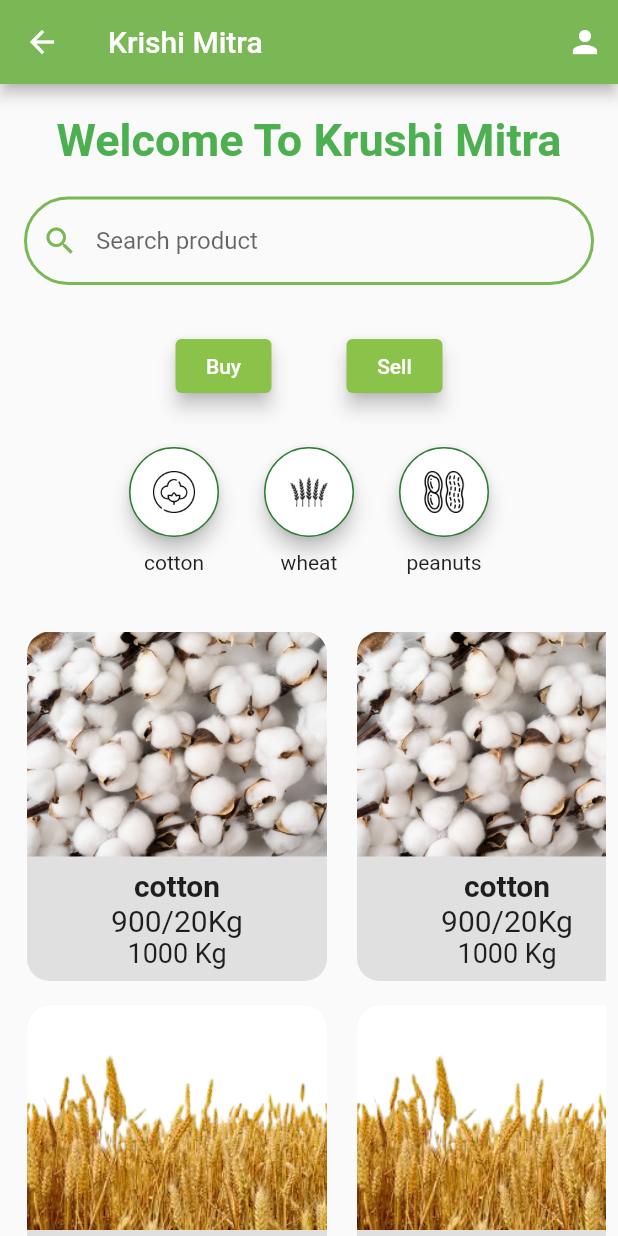
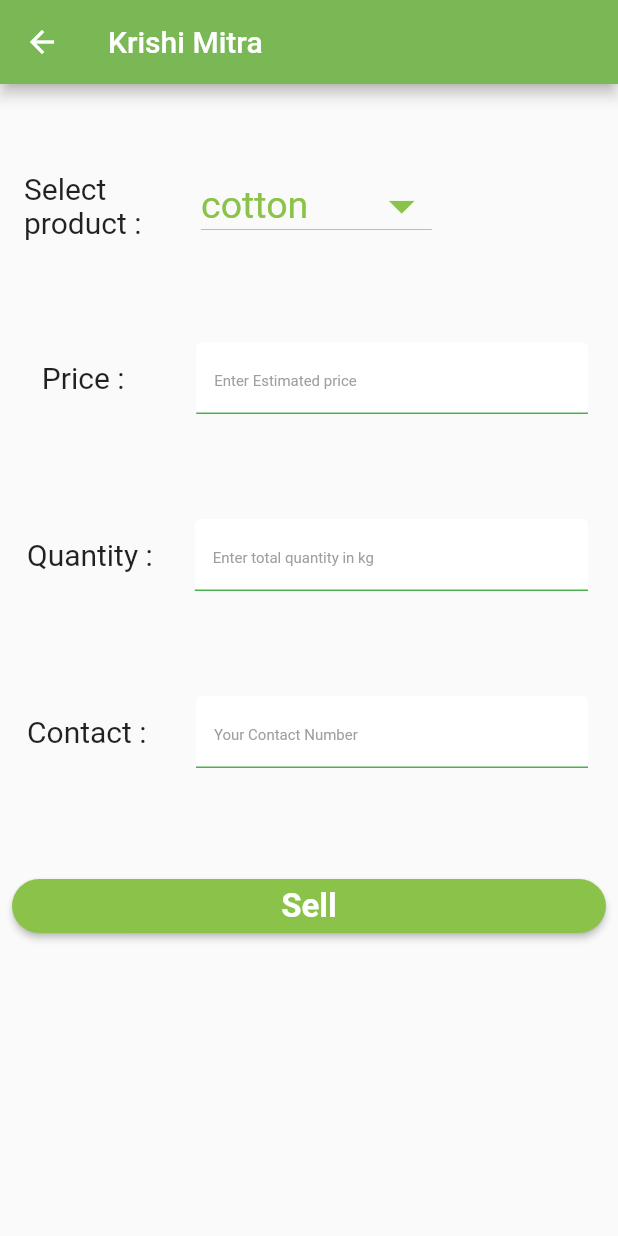
Before and after one commit to jeelkhant3333/krishi_mitra, a Flutter app: the HomePage screen opened directly, after a tap on "Sell", on a phone screen of 412 x 824 dp. Run offline on Flutter 3.47's test engine with Material 2 defaults, Android fonts, the phone set to English and light mode, and no system bars.

Commit message:
5 jeel commit

```diff
--- a/lib/models/item_card.dart
+++ b/lib/models/item_card.dart
@@ -22,7 +22,7 @@ class ItemCard extends StatelessWidget {
         child: Container(
           decoration: BoxDecoration(
             borderRadius: BorderRadius.circular(15),
-            color: Colors.grey[300],
+            color: Colors.grey[200],
           ),
           child: Column(
             children: [
@@ -32,7 +32,7 @@ class ItemCard extends StatelessWidget {
                   topRight: Radius.circular(15),
                 ),
                 child: SizedBox(
-                  height: 150,
+                  height: 130,
                   width: 200,
                   child: Image(
                       image: AssetImage('images/productImages/$itemName.png'),
--- a/lib/pages/home_page.dart
+++ b/lib/pages/home_page.dart
@@ -1,4 +1,5 @@
 import 'package:flutter/material.dart';
+import 'package:krishi_mitra/pages/sell_page.dart';
 import '../models/item_card.dart';
 import '../pages/buy_page.dart';
 
@@ -8,11 +9,17 @@ class HomePage extends StatelessWidget {
     ['wheat', '500', '300'],
     ['peanuts', '2000', '100000'],
   ];
-  // ['Cotton', 'Wheat', 'Groundnut', 'Soybean',];
+
   final List<String> suggestedProductList = [
     'cotton',
     'wheat',
     'peanuts',
+    'jeera',
+    'maize',
+    'maize',
+    'maize',
+    'maize',
+    'maize',
   ];
 
   HomePage({super.key});
@@ -24,8 +31,8 @@ class HomePage extends StatelessWidget {
         title: const Text('Krishi Mitra'),
         backgroundColor: const Color(0xFF79B854),
         actions: [
-          Padding(
-            padding: const EdgeInsets.all(10),
+          const Padding(
+            padding: EdgeInsets.all(10),
             child: Icon(Icons.person,color:  Colors.white,),
           ),
         ],
@@ -65,7 +72,10 @@ class HomePage extends StatelessWidget {
                 ),
                 const SizedBox(width: 50),
                 ElevatedButton(
-                  onPressed: () {},
+                  onPressed: () {
+                    Navigator.push(context,
+                        MaterialPageRoute(builder: (context) => const SellPage()));
+                  },
                   style: ElevatedButton.styleFrom(
                     foregroundColor: Colors.white,
                     backgroundColor: Colors.lightGreen,
@@ -113,8 +123,8 @@ class HomePage extends StatelessWidget {
         children: [
           for (String product in suggestedProductList)
             ItemIconRoundedButton(
-                Image(
-                  image: AssetImage('images/productIcons/$product.png'),
+                const Image(
+                  image: AssetImage('images/productIcons/cotton.png'),
                   fit: BoxFit.fill,
                 ),
                 product,
@@ -130,7 +140,7 @@ class HomePage extends StatelessWidget {
       children: [
         for (var product in productList)
           Padding(
-            padding: const EdgeInsets.all(8.0),
+            padding: const EdgeInsets.only(top: 10 , bottom: 10),
             child: SingleChildScrollView(
               scrollDirection: Axis.horizontal,
               child: Row(
--- a/lib/pages/login_page.dart
+++ b/lib/pages/login_page.dart
@@ -1,5 +1,4 @@
 import 'package:flutter/material.dart';
-
 import 'home_page.dart';
 
 
--- /dev/null
+++ b/lib/pages/sell_page.dart
@@ -0,0 +1,180 @@
+import 'package:flutter/material.dart';
+
+class SellPage extends StatefulWidget {
+  const SellPage({super.key});
+
+  @override
+  State<SellPage> createState() => _SellPageState();
+}
+
+class _SellPageState extends State<SellPage> {
+  List<String> l = <String>["cotton", "groundnut", "maize", "castor"];
+  String dropdownValue = 'cotton';
+  @override
+  Widget build(BuildContext context) {
+    return Scaffold(
+      appBar: AppBar(
+        title: const Text('Krishi Mitra'),
+        backgroundColor: const Color(0xFF79B854),
+      ),
+      body: SafeArea(
+        child: SingleChildScrollView(
+          physics: const BouncingScrollPhysics(),
+          child: Padding(
+            padding: const EdgeInsets.only(top: 50),
+            child: Column(
+              crossAxisAlignment: CrossAxisAlignment.stretch,
+              children: [
+                Padding(
+                  padding: const EdgeInsets.only(left: 8.0),
+                  child: Row(
+                    children: [
+                      const Padding(
+                        padding: EdgeInsets.all(8.0),
+                        child: SizedBox(
+                          width: 80,
+                          child: Text(
+                            'Select product :',
+                            style: TextStyle(
+                              fontSize: 20,
+                            ),
+                          ),
+                        ),
+                      ),
+                      const SizedBox(width: 30),
+                      DropdownButton<String>(
+                        iconEnabledColor: Colors.lightGreen,
+                        iconDisabledColor: Colors.lightGreen,
+                        value: dropdownValue,
+                        icon: const Icon(
+                          Icons.arrow_drop_down,
+                          size: 40,
+                        ),
+                        elevation: 10,
+                        style: const TextStyle(
+                          fontSize: 25,
+                          color: Colors.lightGreen,
+                        ),
+                        onChanged: (String? value) {
+                          // This is called when the user selects an item.
+                          setState(() {
+                            dropdownValue = value!;
+                          });
+                        },
+                        items: l.map<DropdownMenuItem<String>>((String value) {
+                          return DropdownMenuItem<String>(
+                            value: value,
+                            child: Text(value),
+                          );
+                        }).toList(),
+                      ),
+                    ],
+                  ),
+                ),
+                const SizedBox(
+                  height: 50,
+                ),
+                const Column(
+                  children: [
+                    ProductForm(
+                      text: '  Price :    ',
+                      suffixText: '/20Kg',
+                      hintText: 'Enter Estimated price',
+                    ),
+                    SizedBox(height: 50),
+                    ProductForm(
+                      text: 'Quantity :',
+                      suffixText: 'Kg',
+                      hintText: 'Enter total quantity in kg',
+                    ),
+                    SizedBox(height: 50),
+                    ProductForm(
+                      text: 'Contact : ',
+                      suffixText: '',
+                      hintText: 'Your Contact Number',
+                    ),
+                    SizedBox(height: 50),
+                  ],
+                ),
+                Padding(
+                  padding: const EdgeInsets.all(8.0),
+                  child: ElevatedButton(
+                    onPressed: () {},
+                    style: ElevatedButton.styleFrom(
+                      foregroundColor: Colors.white,
+                      backgroundColor: Colors.lightGreen,
+                      elevation: 2,
+                      shape: RoundedRectangleBorder(
+                        borderRadius: BorderRadius.circular(20),
+                      ),
+                    ),
+                    child: const Text(
+                      'Sell',
+                      style: TextStyle(fontSize: 22, fontWeight: FontWeight.bold),
+                    ),
+                  ),
+                ),
+              ],
+            ),
+          ),
+        ),
+      ),
+    );
+  }
+}
+
+class ProductForm extends StatelessWidget {
+  const ProductForm(
+      {super.key,
+      required this.text,
+      required this.hintText,
+      required this.suffixText});
+  final String text;
+  final String suffixText;
+  final String hintText;
+
+  @override
+  Widget build(BuildContext context) {
+    return Padding(
+      padding: const EdgeInsets.only(left: 10),
+      child: Row(
+        children: [
+          Padding(
+            padding: const EdgeInsets.all(8.0),
+            child: Text(
+              text,
+              style: const TextStyle(
+                fontSize: 20,
+              ),
+            ),
+          ),
+          Expanded(
+            child: Padding(
+              padding: const EdgeInsets.fromLTRB(20, 10, 20, 10),
+              child: TextField(
+                  textInputAction: TextInputAction.next,
+                  cursorColor: Colors.green,
+                  keyboardType: TextInputType.number,
+                  style: const TextStyle(color: Colors.black),
+                  decoration: InputDecoration(
+                    enabledBorder: const UnderlineInputBorder(
+                      borderSide: BorderSide(
+                        color: Colors.green,
+                      ),
+                    ),
+                    suffixText: suffixText,
+                    filled: true,
+                    fillColor: Colors.white,
+                    hintText: hintText,
+                    hintStyle: const TextStyle(
+                      fontSize: 10,
+                      color: Colors.grey,
+                    ),
+                  )),
+            ),
+          ),
+        ],
+      ),
+    );
+  }
+}
```
